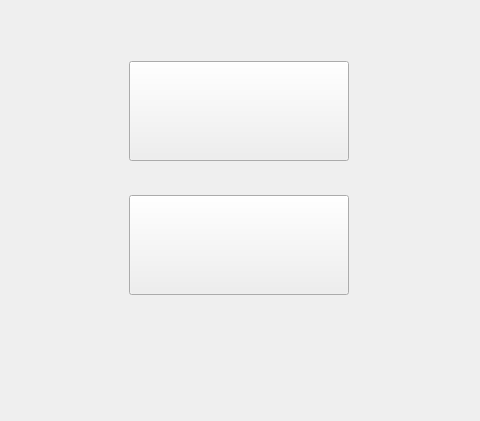
Old version of the form mainwidget.ui in the repository Steel-B/MyGame; both pictures show x 359 to 839 and y 329 to 750 of the 1200 by 750 pixel window.
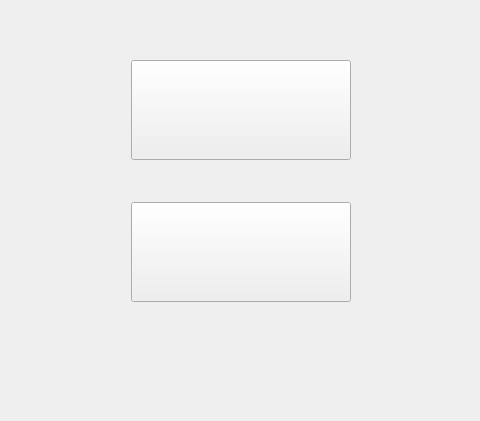
New version of the form. Icons and pictures are not drawn.

Diff of the .ui file:
```diff
--- a/mainwidget.ui
+++ b/mainwidget.ui
@@ -16,19 +16,87 @@
     <height>750</height>
    </size>
   </property>
+  <property name="maximumSize">
+   <size>
+    <width>1200</width>
+    <height>750</height>
+   </size>
+  </property>
   <property name="windowTitle">
    <string>Widget</string>
   </property>
-  <widget class="QWidget" name="">
-   <property name="geometry">
-    <rect>
-     <x>11</x>
-     <y>11</y>
-     <width>1174</width>
-     <height>721</height>
-    </rect>
+  <property name="styleSheet">
+   <string notr="true"/>
    </property>
    <layout class="QGridLayout" name="gridLayout">
+   <item row="1" column="2">
+    <spacer name="horizontalSpacer">
+     <property name="orientation">
+      <enum>Qt::Horizontal</enum>
+     </property>
+     <property name="sizeHint" stdset="0">
+      <size>
+       <width>469</width>
+       <height>26</height>
+      </size>
+     </property>
+    </spacer>
+   </item>
+   <item row="2" column="1">
+    <spacer name="verticalSpacer_3">
+     <property name="orientation">
+      <enum>Qt::Vertical</enum>
+     </property>
+     <property name="sizeType">
+      <enum>QSizePolicy::Fixed</enum>
+     </property>
+     <property name="sizeHint" stdset="0">
+      <size>
+       <width>217</width>
+       <height>26</height>
+      </size>
+     </property>
+    </spacer>
+   </item>
+   <item row="3" column="2">
+    <spacer name="horizontalSpacer_4">
+     <property name="orientation">
+      <enum>Qt::Horizontal</enum>
+     </property>
+     <property name="sizeHint" stdset="0">
+      <size>
+       <width>469</width>
+       <height>20</height>
+      </size>
+     </property>
+    </spacer>
+   </item>
+   <item row="3" column="0">
+    <spacer name="horizontalSpacer_3">
+     <property name="orientation">
+      <enum>Qt::Horizontal</enum>
+     </property>
+     <property name="sizeHint" stdset="0">
+      <size>
+       <width>469</width>
+       <height>20</height>
+      </size>
+     </property>
+    </spacer>
+   </item>
+   <item row="1" column="0">
+    <spacer name="horizontalSpacer_2">
+     <property name="orientation">
+      <enum>Qt::Horizontal</enum>
+     </property>
+     <property name="sizeHint" stdset="0">
+      <size>
+       <width>469</width>
+       <height>26</height>
+      </size>
+     </property>
+    </spacer>
+   </item>
     <item row="0" column="1">
      <spacer name="verticalSpacer">
       <property name="orientation">
@@ -57,62 +125,7 @@
        </size>
       </property>
       <property name="styleSheet">
-       <string notr="true">border-image: url(:/Images/Begin.png);</string>
-      </property>
-      <property name="text">
-       <string/>
-      </property>
-     </widget>
-    </item>
-    <item row="2" column="0">
-     <spacer name="horizontalSpacer_2">
-      <property name="orientation">
-       <enum>Qt::Horizontal</enum>
-      </property>
-      <property name="sizeHint" stdset="0">
-       <size>
-        <width>469</width>
-        <height>26</height>
-       </size>
-      </property>
-     </spacer>
-    </item>
-    <item row="2" column="1">
-     <spacer name="verticalSpacer_3">
-      <property name="orientation">
-       <enum>Qt::Vertical</enum>
-      </property>
-      <property name="sizeHint" stdset="0">
-       <size>
-        <width>217</width>
-        <height>26</height>
-       </size>
-      </property>
-     </spacer>
-    </item>
-    <item row="2" column="2">
-     <spacer name="horizontalSpacer">
-      <property name="orientation">
-       <enum>Qt::Horizontal</enum>
-      </property>
-      <property name="sizeHint" stdset="0">
-       <size>
-        <width>469</width>
-        <height>26</height>
-       </size>
-      </property>
-     </spacer>
-    </item>
-    <item row="3" column="1">
-     <widget class="QPushButton" name="Exit">
-      <property name="minimumSize">
-       <size>
-        <width>220</width>
-        <height>100</height>
-       </size>
-      </property>
-      <property name="styleSheet">
-       <string notr="true">border-image: url(:/Images/Exit.png);</string>
+      <string notr="true">border-image: url(:/images/images/menu/Begin.png);</string>
       </property>
       <property name="text">
        <string/>
@@ -135,8 +148,23 @@
       </property>
      </spacer>
     </item>
-   </layout>
-  </widget>
+   <item row="3" column="1">
+    <widget class="QPushButton" name="Exit">
+     <property name="minimumSize">
+      <size>
+       <width>220</width>
+       <height>100</height>
+      </size>
+     </property>
+     <property name="styleSheet">
+      <string notr="true">border-image: url(:/images/images/menu/Exit.png);</string>
+     </property>
+     <property name="text">
+      <string/>
+     </property>
+    </widget>
+   </item>
+  </layout>
  </widget>
  <layoutdefault spacing="6" margin="11"/>
  <resources/>
```
Lines whose indentation alone changed are shown as unchanged.
